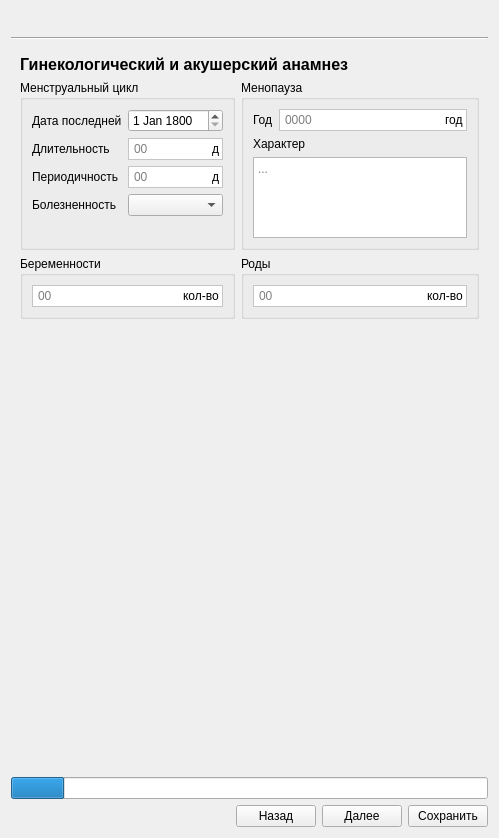
Galoev/nutritionist-helper, file project/forms/Examination_edit.ui: the form before one commit.
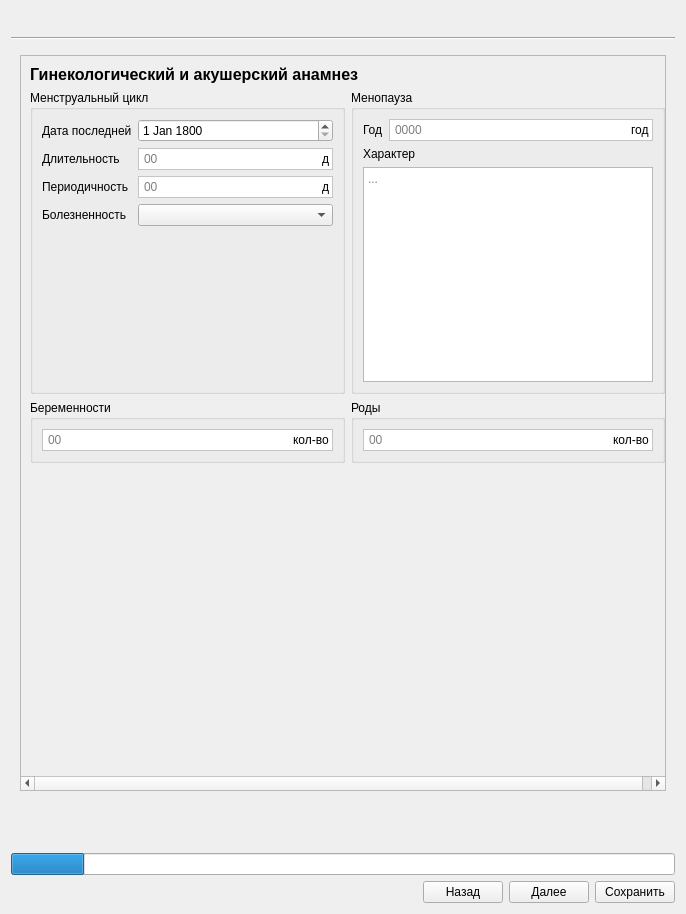
The form after the commit. The open tabs and pages were chosen to show the change. Icons and pictures are not drawn.

Commit message: Исправлены мелкие ошибки в форме Редактирования исследования

```diff
--- a/project/forms/Examination_edit.ui
+++ b/project/forms/Examination_edit.ui
@@ -6,14 +6,14 @@
    <rect>
     <x>0</x>
     <y>0</y>
-    <width>499</width>
-    <height>838</height>
+    <width>686</width>
+    <height>914</height>
    </rect>
   </property>
   <property name="windowTitle">
    <string>Редактирование исследования</string>
   </property>
-  <layout class="QVBoxLayout" name="verticalLayout" stretch="0,0,0,1,0,0">
+  <layout class="QVBoxLayout" name="verticalLayout" stretch="0,0,0,0,0,0">
    <item>
     <layout class="QHBoxLayout" name="horizontalLayout_2">
      <property name="spacing">
@@ -1426,141 +1426,35 @@
       <zorder>groupBox_56</zorder>
      </widget>
      <widget class="QWidget" name="page_3">
-      <layout class="QGridLayout" name="gridLayout_5" rowstretch="0,1,0,2" columnstretch="9,10">
-       <item row="3" column="0" colspan="2">
-        <spacer name="verticalSpacer_4">
-         <property name="orientation">
-          <enum>Qt::Vertical</enum>
-         </property>
-         <property name="sizeHint" stdset="0">
-          <size>
-           <width>20</width>
-           <height>40</height>
-          </size>
-         </property>
-        </spacer>
-       </item>
-       <item row="2" column="0">
-        <widget class="QGroupBox" name="groupBox_31">
-         <property name="title">
-          <string>Беременности</string>
-         </property>
-         <layout class="QVBoxLayout" name="verticalLayout_14">
-          <item>
-           <widget class="QFrame" name="frame_49">
-            <property name="palette">
-             <palette>
-              <active>
-               <colorrole role="Base">
-                <brush brushstyle="SolidPattern">
-                 <color alpha="255">
-                  <red>255</red>
-                  <green>255</green>
-                  <blue>255</blue>
-                 </color>
-                </brush>
-               </colorrole>
-               <colorrole role="Window">
-                <brush brushstyle="SolidPattern">
-                 <color alpha="255">
-                  <red>255</red>
-                  <green>255</green>
-                  <blue>255</blue>
-                 </color>
-                </brush>
-               </colorrole>
-              </active>
-              <inactive>
-               <colorrole role="Base">
-                <brush brushstyle="SolidPattern">
-                 <color alpha="255">
-                  <red>255</red>
-                  <green>255</green>
-                  <blue>255</blue>
-                 </color>
-                </brush>
-               </colorrole>
-               <colorrole role="Window">
-                <brush brushstyle="SolidPattern">
-                 <color alpha="255">
-                  <red>255</red>
-                  <green>255</green>
-                  <blue>255</blue>
-                 </color>
-                </brush>
-               </colorrole>
-              </inactive>
-              <disabled>
-               <colorrole role="Base">
-                <brush brushstyle="SolidPattern">
-                 <color alpha="255">
-                  <red>255</red>
-                  <green>255</green>
-                  <blue>255</blue>
-                 </color>
-                </brush>
-               </colorrole>
-               <colorrole role="Window">
-                <brush brushstyle="SolidPattern">
-                 <color alpha="255">
-                  <red>255</red>
-                  <green>255</green>
-                  <blue>255</blue>
-                 </color>
-                </brush>
-               </colorrole>
-              </disabled>
-             </palette>
-            </property>
-            <property name="autoFillBackground">
+      <layout class="QGridLayout" name="gridLayout_5" rowstretch="0" columnstretch="9">
+       <item row="0" column="0">
+        <widget class="QScrollArea" name="scrollArea_2">
+         <property name="widgetResizable">
              <bool>true</bool>
             </property>
-            <property name="frameShape">
-             <enum>QFrame::StyledPanel</enum>
-            </property>
-            <layout class="QHBoxLayout" name="horizontalLayout_51" stretch="1,0">
-             <property name="spacing">
-              <number>0</number>
+         <widget class="QWidget" name="scrollAreaWidgetContents_4">
+          <property name="geometry">
+           <rect>
+            <x>0</x>
+            <y>0</y>
+            <width>659</width>
+            <height>682</height>
+           </rect>
+          </property>
+          <layout class="QGridLayout" name="gridLayout_7">
+           <item row="0" column="0" colspan="2">
+            <widget class="QLabel" name="label_20">
+             <property name="font">
+              <font>
+               <family>MS Sans Serif</family>
+               <pointsize>12</pointsize>
+               <weight>75</weight>
+               <bold>true</bold>
+              </font>
              </property>
-             <property name="leftMargin">
-              <number>3</number>
-             </property>
-             <property name="topMargin">
-              <number>0</number>
-             </property>
-             <property name="rightMargin">
-              <number>3</number>
-             </property>
-             <property name="bottomMargin">
-              <number>0</number>
-             </property>
-             <item>
-              <widget class="QLineEdit" name="formfield_35">
-               <property name="sizePolicy">
-                <sizepolicy hsizetype="Preferred" vsizetype="Preferred">
-                 <horstretch>0</horstretch>
-                 <verstretch>0</verstretch>
-                </sizepolicy>
-               </property>
-               <property name="frame">
-                <bool>false</bool>
-               </property>
-               <property name="placeholderText">
-                <string>00</string>
-               </property>
-              </widget>
-             </item>
-             <item>
-              <widget class="QLabel" name="label_111">
                <property name="text">
-                <string>кол-во</string>
-               </property>
-              </widget>
-             </item>
-            </layout>
-           </widget>
-          </item>
-         </layout>
+              <string>Гинекологический и акушерский анамнез </string>
+             </property>
         </widget>
        </item>
        <item row="1" column="0">
@@ -1865,129 +1759,6 @@
          </layout>
         </widget>
        </item>
-       <item row="2" column="1">
-        <widget class="QGroupBox" name="groupBox_32">
-         <property name="title">
-          <string>Роды</string>
-         </property>
-         <layout class="QVBoxLayout" name="verticalLayout_15">
-          <item>
-           <widget class="QFrame" name="frame_50">
-            <property name="palette">
-             <palette>
-              <active>
-               <colorrole role="Base">
-                <brush brushstyle="SolidPattern">
-                 <color alpha="255">
-                  <red>255</red>
-                  <green>255</green>
-                  <blue>255</blue>
-                 </color>
-                </brush>
-               </colorrole>
-               <colorrole role="Window">
-                <brush brushstyle="SolidPattern">
-                 <color alpha="255">
-                  <red>255</red>
-                  <green>255</green>
-                  <blue>255</blue>
-                 </color>
-                </brush>
-               </colorrole>
-              </active>
-              <inactive>
-               <colorrole role="Base">
-                <brush brushstyle="SolidPattern">
-                 <color alpha="255">
-                  <red>255</red>
-                  <green>255</green>
-                  <blue>255</blue>
-                 </color>
-                </brush>
-               </colorrole>
-               <colorrole role="Window">
-                <brush brushstyle="SolidPattern">
-                 <color alpha="255">
-                  <red>255</red>
-                  <green>255</green>
-                  <blue>255</blue>
-                 </color>
-                </brush>
-               </colorrole>
-              </inactive>
-              <disabled>
-               <colorrole role="Base">
-                <brush brushstyle="SolidPattern">
-                 <color alpha="255">
-                  <red>255</red>
-                  <green>255</green>
-                  <blue>255</blue>
-                 </color>
-                </brush>
-               </colorrole>
-               <colorrole role="Window">
-                <brush brushstyle="SolidPattern">
-                 <color alpha="255">
-                  <red>255</red>
-                  <green>255</green>
-                  <blue>255</blue>
-                 </color>
-                </brush>
-               </colorrole>
-              </disabled>
-             </palette>
-            </property>
-            <property name="autoFillBackground">
-             <bool>true</bool>
-            </property>
-            <property name="frameShape">
-             <enum>QFrame::StyledPanel</enum>
-            </property>
-            <layout class="QHBoxLayout" name="horizontalLayout_57" stretch="1,0">
-             <property name="spacing">
-              <number>0</number>
-             </property>
-             <property name="leftMargin">
-              <number>3</number>
-             </property>
-             <property name="topMargin">
-              <number>0</number>
-             </property>
-             <property name="rightMargin">
-              <number>3</number>
-             </property>
-             <property name="bottomMargin">
-              <number>0</number>
-             </property>
-             <item>
-              <widget class="QLineEdit" name="formfield_36">
-               <property name="sizePolicy">
-                <sizepolicy hsizetype="Preferred" vsizetype="Preferred">
-                 <horstretch>0</horstretch>
-                 <verstretch>0</verstretch>
-                </sizepolicy>
-               </property>
-               <property name="frame">
-                <bool>false</bool>
-               </property>
-               <property name="placeholderText">
-                <string>00</string>
-               </property>
-              </widget>
-             </item>
-             <item>
-              <widget class="QLabel" name="label_112">
-               <property name="text">
-                <string>кол-во</string>
-               </property>
-              </widget>
-             </item>
-            </layout>
-           </widget>
-          </item>
-         </layout>
-        </widget>
-       </item>
        <item row="1" column="1">
         <widget class="QGroupBox" name="groupBox_35">
          <property name="title">
@@ -2145,19 +1916,278 @@
          </layout>
         </widget>
        </item>
-       <item row="0" column="0" colspan="2">
-        <widget class="QLabel" name="label_20">
-         <property name="font">
-          <font>
-           <family>MS Sans Serif</family>
-           <pointsize>12</pointsize>
-           <weight>75</weight>
-           <bold>true</bold>
-          </font>
-         </property>
+           <item row="2" column="0">
+            <widget class="QGroupBox" name="groupBox_31">
+             <property name="title">
+              <string>Беременности</string>
+             </property>
+             <layout class="QVBoxLayout" name="verticalLayout_14">
+              <item>
+               <widget class="QFrame" name="frame_49">
+                <property name="palette">
+                 <palette>
+                  <active>
+                   <colorrole role="Base">
+                    <brush brushstyle="SolidPattern">
+                     <color alpha="255">
+                      <red>255</red>
+                      <green>255</green>
+                      <blue>255</blue>
+                     </color>
+                    </brush>
+                   </colorrole>
+                   <colorrole role="Window">
+                    <brush brushstyle="SolidPattern">
+                     <color alpha="255">
+                      <red>255</red>
+                      <green>255</green>
+                      <blue>255</blue>
+                     </color>
+                    </brush>
+                   </colorrole>
+                  </active>
+                  <inactive>
+                   <colorrole role="Base">
+                    <brush brushstyle="SolidPattern">
+                     <color alpha="255">
+                      <red>255</red>
+                      <green>255</green>
+                      <blue>255</blue>
+                     </color>
+                    </brush>
+                   </colorrole>
+                   <colorrole role="Window">
+                    <brush brushstyle="SolidPattern">
+                     <color alpha="255">
+                      <red>255</red>
+                      <green>255</green>
+                      <blue>255</blue>
+                     </color>
+                    </brush>
+                   </colorrole>
+                  </inactive>
+                  <disabled>
+                   <colorrole role="Base">
+                    <brush brushstyle="SolidPattern">
+                     <color alpha="255">
+                      <red>255</red>
+                      <green>255</green>
+                      <blue>255</blue>
+                     </color>
+                    </brush>
+                   </colorrole>
+                   <colorrole role="Window">
+                    <brush brushstyle="SolidPattern">
+                     <color alpha="255">
+                      <red>255</red>
+                      <green>255</green>
+                      <blue>255</blue>
+                     </color>
+                    </brush>
+                   </colorrole>
+                  </disabled>
+                 </palette>
+                </property>
+                <property name="autoFillBackground">
+                 <bool>true</bool>
+                </property>
+                <property name="frameShape">
+                 <enum>QFrame::StyledPanel</enum>
+                </property>
+                <layout class="QHBoxLayout" name="horizontalLayout_51" stretch="1,0">
+                 <property name="spacing">
+                  <number>0</number>
+                 </property>
+                 <property name="leftMargin">
+                  <number>3</number>
+                 </property>
+                 <property name="topMargin">
+                  <number>0</number>
+                 </property>
+                 <property name="rightMargin">
+                  <number>3</number>
+                 </property>
+                 <property name="bottomMargin">
+                  <number>0</number>
+                 </property>
+                 <item>
+                  <widget class="QLineEdit" name="formfield_35">
+                   <property name="sizePolicy">
+                    <sizepolicy hsizetype="Preferred" vsizetype="Preferred">
+                     <horstretch>0</horstretch>
+                     <verstretch>0</verstretch>
+                    </sizepolicy>
+                   </property>
+                   <property name="frame">
+                    <bool>false</bool>
+                   </property>
+                   <property name="placeholderText">
+                    <string>00</string>
+                   </property>
+                  </widget>
+                 </item>
+                 <item>
+                  <widget class="QLabel" name="label_111">
          <property name="text">
-          <string>Гинекологический и акушерский анамнез </string>
-         </property>
+                    <string>кол-во</string>
+                   </property>
+                  </widget>
+                 </item>
+                </layout>
+               </widget>
+              </item>
+             </layout>
+            </widget>
+           </item>
+           <item row="2" column="1">
+            <widget class="QGroupBox" name="groupBox_32">
+             <property name="title">
+              <string>Роды</string>
+             </property>
+             <layout class="QVBoxLayout" name="verticalLayout_15">
+              <item>
+               <widget class="QFrame" name="frame_50">
+                <property name="palette">
+                 <palette>
+                  <active>
+                   <colorrole role="Base">
+                    <brush brushstyle="SolidPattern">
+                     <color alpha="255">
+                      <red>255</red>
+                      <green>255</green>
+                      <blue>255</blue>
+                     </color>
+                    </brush>
+                   </colorrole>
+                   <colorrole role="Window">
+                    <brush brushstyle="SolidPattern">
+                     <color alpha="255">
+                      <red>255</red>
+                      <green>255</green>
+                      <blue>255</blue>
+                     </color>
+                    </brush>
+                   </colorrole>
+                  </active>
+                  <inactive>
+                   <colorrole role="Base">
+                    <brush brushstyle="SolidPattern">
+                     <color alpha="255">
+                      <red>255</red>
+                      <green>255</green>
+                      <blue>255</blue>
+                     </color>
+                    </brush>
+                   </colorrole>
+                   <colorrole role="Window">
+                    <brush brushstyle="SolidPattern">
+                     <color alpha="255">
+                      <red>255</red>
+                      <green>255</green>
+                      <blue>255</blue>
+                     </color>
+                    </brush>
+                   </colorrole>
+                  </inactive>
+                  <disabled>
+                   <colorrole role="Base">
+                    <brush brushstyle="SolidPattern">
+                     <color alpha="255">
+                      <red>255</red>
+                      <green>255</green>
+                      <blue>255</blue>
+                     </color>
+                    </brush>
+                   </colorrole>
+                   <colorrole role="Window">
+                    <brush brushstyle="SolidPattern">
+                     <color alpha="255">
+                      <red>255</red>
+                      <green>255</green>
+                      <blue>255</blue>
+                     </color>
+                    </brush>
+                   </colorrole>
+                  </disabled>
+                 </palette>
+                </property>
+                <property name="autoFillBackground">
+                 <bool>true</bool>
+                </property>
+                <property name="frameShape">
+                 <enum>QFrame::StyledPanel</enum>
+                </property>
+                <layout class="QHBoxLayout" name="horizontalLayout_57" stretch="1,0">
+                 <property name="spacing">
+                  <number>0</number>
+                 </property>
+                 <property name="leftMargin">
+                  <number>3</number>
+                 </property>
+                 <property name="topMargin">
+                  <number>0</number>
+                 </property>
+                 <property name="rightMargin">
+                  <number>3</number>
+                 </property>
+                 <property name="bottomMargin">
+                  <number>0</number>
+                 </property>
+                 <item>
+                  <widget class="QLineEdit" name="formfield_36">
+                   <property name="sizePolicy">
+                    <sizepolicy hsizetype="Preferred" vsizetype="Preferred">
+                     <horstretch>0</horstretch>
+                     <verstretch>0</verstretch>
+                    </sizepolicy>
+                   </property>
+                   <property name="frame">
+                    <bool>false</bool>
+                   </property>
+                   <property name="placeholderText">
+                    <string>00</string>
+                   </property>
+                  </widget>
+                 </item>
+                 <item>
+                  <widget class="QLabel" name="label_112">
+                   <property name="text">
+                    <string>кол-во</string>
+                   </property>
+                  </widget>
+                 </item>
+                </layout>
+               </widget>
+              </item>
+             </layout>
+            </widget>
+           </item>
+           <item row="3" column="0" colspan="2">
+            <spacer name="verticalSpacer_4">
+             <property name="orientation">
+              <enum>Qt::Vertical</enum>
+             </property>
+             <property name="sizeHint" stdset="0">
+              <size>
+               <width>635</width>
+               <height>183</height>
+              </size>
+             </property>
+            </spacer>
+           </item>
+          </layout>
+          <zorder>groupBox_31</zorder>
+          <zorder>verticalSpacer_4</zorder>
+          <zorder>groupBox_33</zorder>
+          <zorder>groupBox_35</zorder>
+          <zorder>groupBox_32</zorder>
+          <zorder>groupBox_31</zorder>
+          <zorder>label_20</zorder>
+          <zorder>verticalSpacer_4</zorder>
+          <zorder>groupBox_33</zorder>
+          <zorder>groupBox_35</zorder>
+          <zorder>groupBox_32</zorder>
+         </widget>
         </widget>
        </item>
       </layout>
@@ -7014,7 +7044,7 @@
      <property name="sizeHint" stdset="0">
       <size>
        <width>0</width>
-       <height>0</height>
+       <height>47</height>
       </size>
      </property>
     </spacer>
```
Left out of the diff: 31 changed lines with no effect on the pictures. Lines whose indentation alone changed are shown as unchanged. The commit also changes 1 other file.
